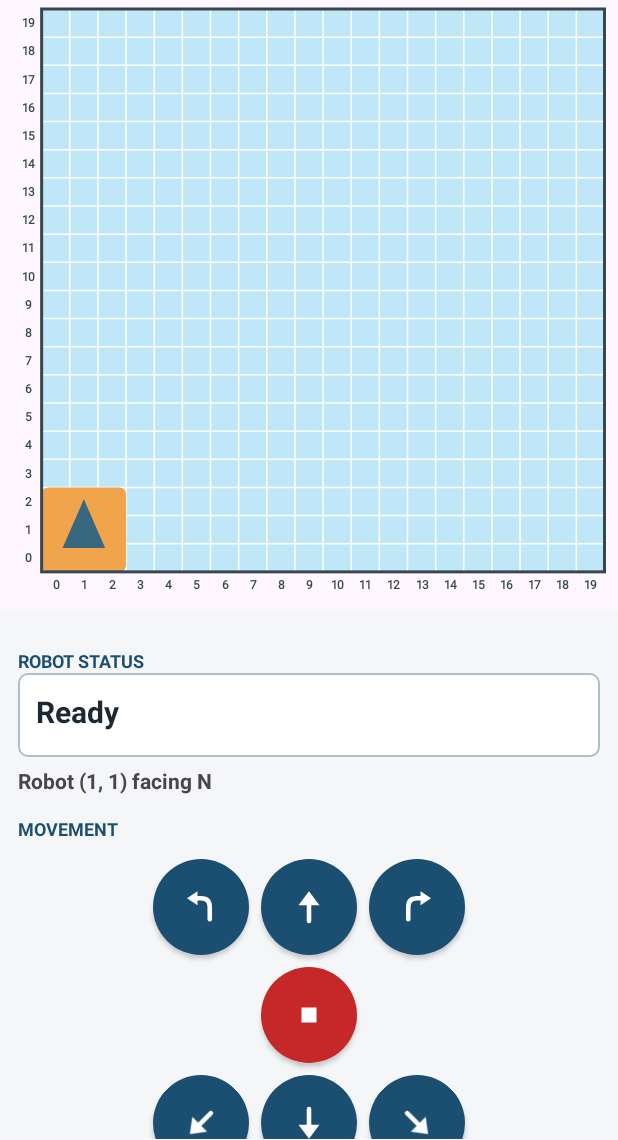
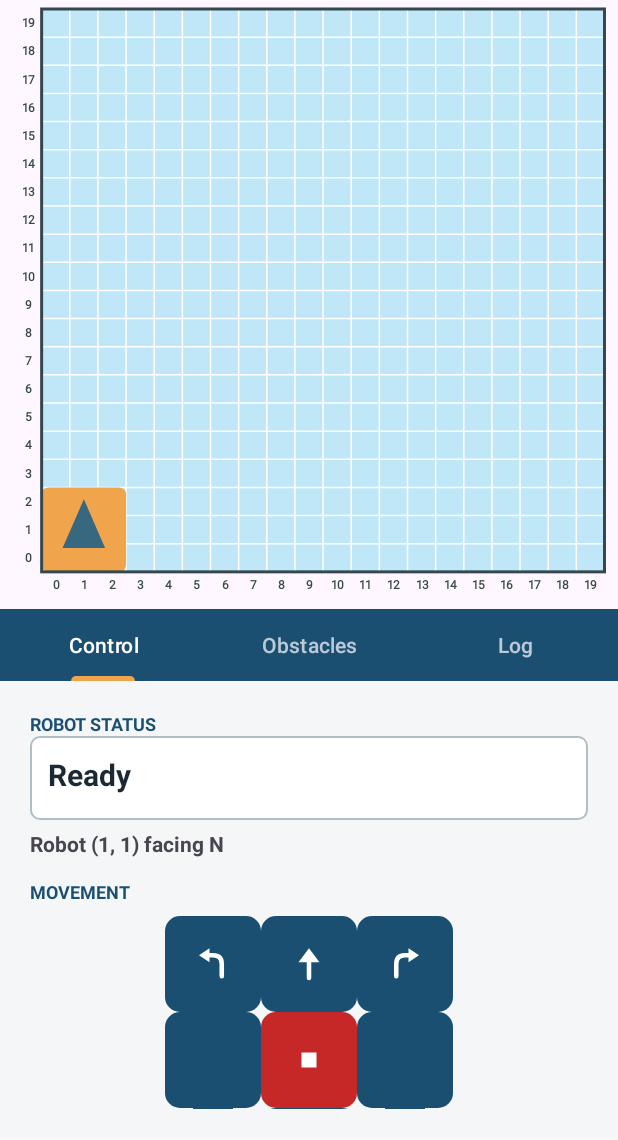
Before and after one commit to nalydch00/SC2079_Android, an Android app: the ControlActivity screen opened directly, with no data from a screen before it, on a phone screen of 412 x 824 dp, the part 96-1236 px from its top. Run offline under Robolectric (Android 15) with nearby library versions, the phone set to English and light mode, and no system bars.

Commit message:
Fix connect-screen clipping, tighten the D-pad, tab the control panel
Feedback from real hardware testing:

Connect screen:
- Add a dedicated landscape layout (side-by-side instead of stacked). The
  single portrait layout was ~615dp of vertical content with no scroll and
  gravity="center", so on a landscape tablet's shorter screen it overflowed
  and got clipped symmetrically top and bottom - cutting off the logo.
- Remove the Disconnect button: before a link exists there's nothing to
  disconnect from, and the action already exists on the Control screen once
  connected.

Control screen:
- D-pad tiles switch from circles to flush square tiles at zero margin, with
  the two side "filler" cells (no command of their own) now drawn with the
  same tile instead of being invisible - the pad reads as one solid 3x3 square
  block instead of separate floating buttons with gaps between them.
- Widen the landscape side panel (380dp -> 460dp) and each tab's internal
  padding (12dp -> 20dp) so content has more breathing room.
- Replace the single scrolling panel with three fixed tabs - Control (status +
  D-pad), Obstacles (target face + map actions), Log (serial + raw traffic) -
  so nothing needs scrolling to reach. The arena map itself is outside the
  panel and stays visible regardless of tab.

Co-Authored-By: Claude Opus 5 <noreply@anthropic.com>
Claude-Session: https://claude.ai/code/session_01VF8en5DNXaKCia3kQnYqiF

```diff
--- a/app/src/main/java/com/sc2079/mdp/ui/ConnectionActivity.kt
+++ b/app/src/main/java/com/sc2079/mdp/ui/ConnectionActivity.kt
@@ -58,7 +58,6 @@ class ConnectionActivity : AppCompatActivity(), DeviceListDialogFragment.DeviceC
 
         binding.connectButton.setOnClickListener { requestConnect() }
         binding.listenButton.setOnClickListener { reconnectToLastDevice() }
-        binding.disconnectButton.setOnClickListener { bluetooth.disconnect() }
 
         observeState()
     }
--- a/app/src/main/java/com/sc2079/mdp/ui/ControlActivity.kt
+++ b/app/src/main/java/com/sc2079/mdp/ui/ControlActivity.kt
@@ -4,6 +4,7 @@ import android.content.Intent
 import android.os.Bundle
 import android.view.Menu
 import android.view.MenuItem
+import android.view.View
 import android.view.inputmethod.EditorInfo
 import android.widget.Toast
 import androidx.activity.viewModels
@@ -12,6 +13,7 @@ import androidx.core.widget.doAfterTextChanged
 import androidx.lifecycle.Lifecycle
 import androidx.lifecycle.lifecycleScope
 import androidx.lifecycle.repeatOnLifecycle
+import com.google.android.material.tabs.TabLayout
 import com.sc2079.mdp.R
 import com.sc2079.mdp.bluetooth.BluetoothController
 import com.sc2079.mdp.bluetooth.ConnectionState
@@ -51,6 +53,7 @@ class ControlActivity : AppCompatActivity(), ArenaView.Listener {
         prefs = Prefs(this)
 
         binding.arenaView.listener = this
+        wireTabs()
         wireMovementButtons()
         wireObstaclePanel()
         wireArenaActions()
@@ -59,6 +62,24 @@ class ControlActivity : AppCompatActivity(), ArenaView.Listener {
     }
 
     // ---------------------------------------------------------------- wiring
+
+    /**
+     * Three fixed tabs stand in for what used to be one long scrolling panel:
+     * Control (drive the robot), Obstacles (set up the map), Log (raw traffic /
+     * manual serial testing). Only one page is visible at a time; the arena map
+     * itself sits outside this panel and stays visible regardless of tab.
+     */
+    private fun wireTabs() = with(binding.controls) {
+        val pages = listOf(pageControl, pageObstacles, pageLog)
+        tabLayout.addOnTabSelectedListener(object : TabLayout.OnTabSelectedListener {
+            override fun onTabSelected(tab: TabLayout.Tab) {
+                pages.forEachIndexed { index, page -> page.visibility = if (index == tab.position) View.VISIBLE else View.GONE }
+            }
+
+            override fun onTabUnselected(tab: TabLayout.Tab) = Unit
+            override fun onTabReselected(tab: TabLayout.Tab) = Unit
+        })
+    }
 
     /** Checklist C.3: a D-pad of arrow buttons, each transmitting over Bluetooth. */
     private fun wireMovementButtons() = with(binding.controls) {
--- a/app/src/main/res/drawable/bg_dpad_button.xml
+++ b/app/src/main/res/drawable/bg_dpad_button.xml
@@ -1,9 +1,13 @@
 <?xml version="1.0" encoding="utf-8"?>
+<!-- Square (lightly rounded) tile rather than a circle, and drawn with zero
+     margin between cells so the whole 3x3 pad reads as one solid block instead
+     of separate floating buttons with gaps between them. -->
 <ripple xmlns:android="http://schemas.android.com/apk/res/android"
     android:color="#40FFFFFF">
     <item>
-        <shape android:shape="oval">
+        <shape android:shape="rectangle">
             <solid android:color="@color/dpad_button" />
+            <corners android:radius="10dp" />
         </shape>
     </item>
 </ripple>
--- a/app/src/main/res/drawable/bg_dpad_stop.xml
+++ b/app/src/main/res/drawable/bg_dpad_stop.xml
@@ -2,8 +2,9 @@
 <ripple xmlns:android="http://schemas.android.com/apk/res/android"
     android:color="#40FFFFFF">
     <item>
-        <shape android:shape="oval">
+        <shape android:shape="rectangle">
             <solid android:color="@color/dpad_stop" />
+            <corners android:radius="10dp" />
         </shape>
     </item>
 </ripple>
--- a/app/src/main/res/layout-land/activity_control.xml
+++ b/app/src/main/res/layout-land/activity_control.xml
@@ -31,7 +31,7 @@
         <include
             android:id="@+id/controls"
             layout="@layout/view_controls"
-            android:layout_width="380dp"
+            android:layout_width="460dp"
             android:layout_height="match_parent" />
     </LinearLayout>
 </LinearLayout>
--- a/app/src/main/res/layout/view_controls.xml
+++ b/app/src/main/res/layout/view_controls.xml
@@ -1,20 +1,59 @@
 <?xml version="1.0" encoding="utf-8"?>
-<androidx.core.widget.NestedScrollView xmlns:android="http://schemas.android.com/apk/res/android"
+<!-- Tabbed instead of scrolling: each tab's content is kept short enough to
+     fit on screen without a scroll, per feedback. Tab 1 is what you touch
+     constantly while driving; tab 2 is map/obstacle setup; tab 3 is the
+     debugging/AMD-tool tab. -->
+<LinearLayout xmlns:android="http://schemas.android.com/apk/res/android"
     xmlns:app="http://schemas.android.com/apk/res-auto"
     android:layout_width="match_parent"
     android:layout_height="match_parent"
     android:background="@color/panel_background"
-    android:fillViewport="true">
+    android:orientation="vertical">
 
-    <LinearLayout
+    <com.google.android.material.tabs.TabLayout
+        android:id="@+id/tab_layout"
         android:layout_width="match_parent"
         android:layout_height="wrap_content"
+        android:background="@color/primary"
+        app:tabGravity="fill"
+        app:tabIndicatorColor="@color/secondary"
+        app:tabIndicatorHeight="3dp"
+        app:tabMode="fixed"
+        app:tabSelectedTextColor="@android:color/white"
+        app:tabTextColor="#B3FFFFFF">
+
+        <com.google.android.material.tabs.TabItem
+            android:layout_width="wrap_content"
+            android:layout_height="wrap_content"
+            android:text="@string/tab_control" />
+
+        <com.google.android.material.tabs.TabItem
+            android:layout_width="wrap_content"
+            android:layout_height="wrap_content"
+            android:text="@string/tab_obstacles" />
+
+        <com.google.android.material.tabs.TabItem
+            android:layout_width="wrap_content"
+            android:layout_height="wrap_content"
+            android:text="@string/tab_log" />
+    </com.google.android.material.tabs.TabLayout>
+
+    <FrameLayout
+        android:layout_width="match_parent"
+        android:layout_height="0dp"
+        android:layout_weight="1">
+
+        <!-- Tab 1: Control - robot status plus the movement D-pad (C.3, C.4) -->
+        <LinearLayout
+            android:id="@+id/page_control"
+            android:layout_width="match_parent"
+            android:layout_height="match_parent"
             android:orientation="vertical"
-        android:padding="12dp">
+            android:padding="20dp">
 
-        <!-- Status / remote update messages (C.4) -->
             <TextView
                 style="@style/SectionHeader"
+                android:layout_marginTop="0dp"
                 android:text="@string/section_status" />
 
             <TextView
@@ -38,10 +77,11 @@
                 android:textSize="14sp"
                 android:textStyle="bold" />
 
-        <!-- Movement control (C.3): a 3x3 arrow D-pad instead of labelled text
-             buttons. Row 1 = turn-left / forward / turn-right, row 3 = reverse
-             variants, Stop sits in the centre where it is always reachable
-             without hunting across the panel. -->
+            <!-- 3x3 arrow D-pad: turn-left/forward/turn-right on top,
+                 reverse-left/reverse/reverse-right on the bottom, Stop in the
+                 centre. Every cell (including the two side fillers, which have
+                 no command of their own) uses the same flush square tile, zero
+                 margin, so the pad reads as one solid square block. -->
             <TextView
                 style="@style/SectionHeader"
                 android:text="@string/section_movement" />
@@ -83,10 +123,9 @@
                     android:src="@drawable/ic_dir_turn" />
 
                 <View
+                    style="@style/DpadFiller"
                     android:layout_row="1"
-                android:layout_column="0"
-                android:layout_width="64dp"
-                android:layout_height="64dp" />
+                    android:layout_column="0" />
 
                 <ImageButton
                     android:id="@+id/btn_stop"
@@ -97,10 +136,9 @@
                     android:src="@drawable/ic_stop" />
 
                 <View
+                    style="@style/DpadFiller"
                     android:layout_row="1"
-                android:layout_column="2"
-                android:layout_width="64dp"
-                android:layout_height="64dp" />
+                    android:layout_column="2" />
 
                 <ImageButton
                     android:id="@+id/btn_reverse_left"
@@ -129,10 +167,21 @@
                     android:rotation="135"
                     android:src="@drawable/ic_dir_arrow" />
             </GridLayout>
+        </LinearLayout>
 
-        <!-- Selected obstacle: target face annotation (C.7) -->
+        <!-- Tab 2: Obstacles - target face annotation plus map-wide actions
+             (C.6, C.7), used while setting the arena up before/during a run. -->
+        <LinearLayout
+            android:id="@+id/page_obstacles"
+            android:layout_width="match_parent"
+            android:layout_height="match_parent"
+            android:orientation="vertical"
+            android:padding="20dp"
+            android:visibility="gone">
+
             <TextView
                 style="@style/SectionHeader"
+                android:layout_marginTop="0dp"
                 android:text="@string/section_obstacle" />
 
             <TextView
@@ -143,9 +192,9 @@
                 android:textSize="14sp" />
 
             <!-- Compass cross so each button sits where its direction actually
-             points (N above, S below, E right, W left), rather than a row that
-             reads left-to-right regardless of meaning. Centre button mirrors
-             the map gesture: tapping the middle of an obstacle clears its face. -->
+                 points (N above, S below, E right, W left). Centre button
+                 mirrors the map gesture: tapping the middle of an obstacle
+                 clears its face. -->
             <GridLayout
                 android:layout_width="wrap_content"
                 android:layout_height="wrap_content"
@@ -216,7 +265,6 @@
                     android:layout_height="48dp" />
             </GridLayout>
 
-        <!-- Arena actions -->
             <TextView
                 style="@style/SectionHeader"
                 android:text="@string/section_arena" />
@@ -263,10 +311,21 @@
                     android:layout_weight="1"
                     android:text="@string/start_fastest" />
             </LinearLayout>
+        </LinearLayout>
 
-        <!-- Free text send, useful when proving C.1 with the AMD tool -->
+        <!-- Tab 3: Log - free text send plus the raw traffic log (C.1),
+             mainly for proving connectivity with the AMD tool. -->
+        <LinearLayout
+            android:id="@+id/page_log"
+            android:layout_width="match_parent"
+            android:layout_height="match_parent"
+            android:orientation="vertical"
+            android:padding="20dp"
+            android:visibility="gone">
+
             <TextView
                 style="@style/SectionHeader"
+                android:layout_marginTop="0dp"
                 android:text="@string/section_serial" />
 
             <LinearLayout
@@ -329,4 +388,5 @@
                 android:text="@string/log_empty"
                 android:textSize="11sp" />
         </LinearLayout>
-</androidx.core.widget.NestedScrollView>
+    </FrameLayout>
+</LinearLayout>
--- a/app/src/main/res/values/strings.xml
+++ b/app/src/main/res/values/strings.xml
@@ -9,9 +9,12 @@
     <string name="section_serial">Serial</string>
     <string name="section_log">Raw traffic</string>
 
+    <string name="tab_control">Control</string>
+    <string name="tab_obstacles">Obstacles</string>
+    <string name="tab_log">Log</string>
+
     <string name="connect">Connect</string>
     <string name="listen">Reconnect</string>
-    <string name="disconnect">Disconnect</string>
     <string name="scan">Scan</string>
     <string name="scanning">Scanning…</string>
     <string name="cancel">Cancel</string>
--- a/app/src/main/res/values/themes.xml
+++ b/app/src/main/res/values/themes.xml
@@ -19,22 +19,33 @@
     </style>
 
     <!-- D-pad movement buttons (checklist C.3): plain framework ImageButton, so
-         the circular background below is drawn exactly as authored with no
-         Material theming fighting it. -->
+         the square background below is drawn exactly as authored with no
+         Material theming fighting it. Zero margin so all nine cells (including
+         the filler tiles) butt up against each other - the pad should read as
+         one solid square block, not separate floating buttons. -->
     <style name="DpadButton">
         <item name="android:layout_width">64dp</item>
         <item name="android:layout_height">64dp</item>
-        <item name="android:layout_margin">4dp</item>
+        <item name="android:layout_margin">0dp</item>
         <item name="android:background">@drawable/bg_dpad_button</item>
         <item name="android:padding">18dp</item>
         <item name="android:scaleType">fitCenter</item>
         <item name="android:tint">@android:color/white</item>
-        <item name="android:elevation">2dp</item>
     </style>
 
     <style name="DpadStopButton" parent="DpadButton">
         <item name="android:background">@drawable/bg_dpad_stop</item>
         <item name="android:padding">22dp</item>
+    </style>
+
+    <!-- Non-interactive corners of the D-pad grid that have no movement command
+         (there is no diagonal-strafe equivalent to fill them with). Same tile
+         so the pad's silhouette stays one continuous square. -->
+    <style name="DpadFiller">
+        <item name="android:layout_width">64dp</item>
+        <item name="android:layout_height">64dp</item>
+        <item name="android:layout_margin">0dp</item>
+        <item name="android:background">@drawable/bg_dpad_button</item>
     </style>
 
     <!-- Compass-arranged target-face buttons (checklist C.7). Small MaterialButtons
```
Also changed, not shown: app/src/main/res/layout-land/activity_connection.xml (added, +105 -0 lines), app/src/main/res/layout/activity_connection.xml (+3 -9 lines), 1 other file. Lines whose indentation alone changed are shown as unchanged.
